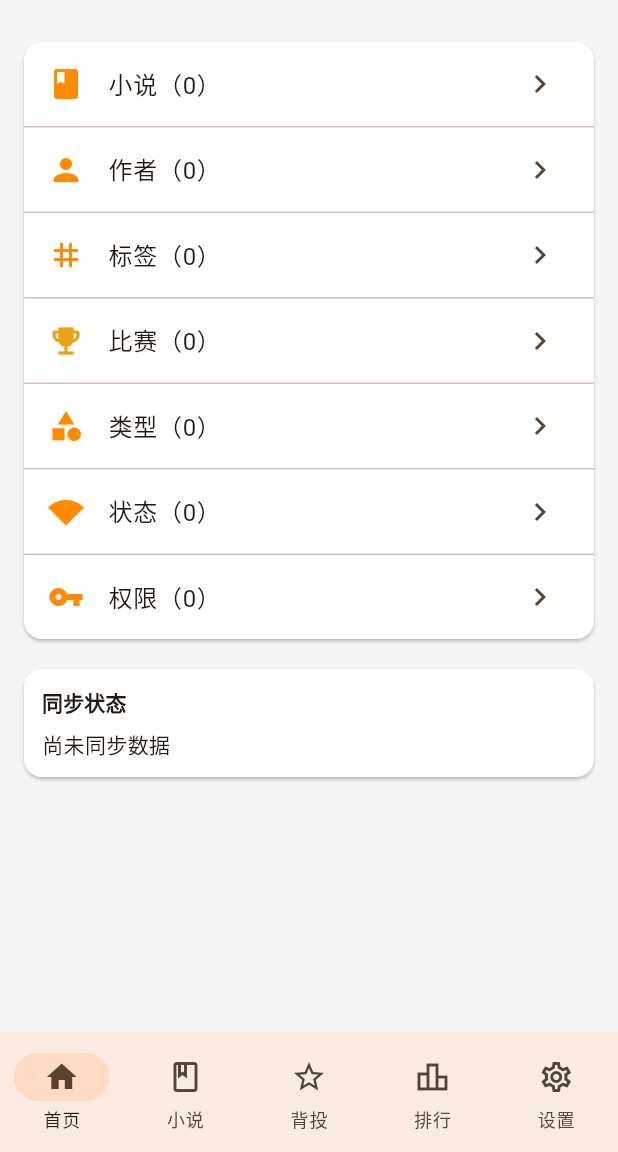
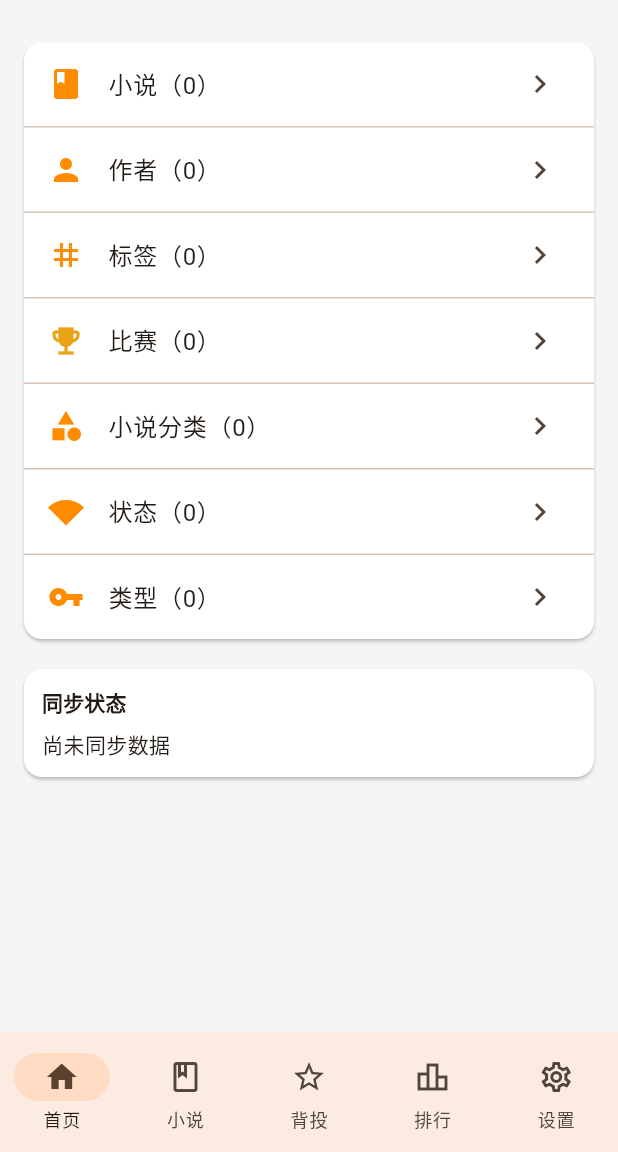
Before and after one commit to light-nook-labs/NovelHubMobile, a Flutter app: the screen it shows after launch, on a phone screen of 412 x 824 dp, the part 84-1236 px from its top. Run offline on Flutter 3.47's test engine with Material 3 defaults, Android fonts, the phone set to English and light mode, and no system bars; our stand-ins replace cached_network_image, dio, drift, flutter_riverpod, go_router, riverpod_annotation and 1 more; accounts and stored records are empty; generated files the repository leaves out were written again.

Commit message:
Fix terminology: genre→小说分类, ptype→类型

```diff
--- a/lib/features/home/home_screen.dart
+++ b/lib/features/home/home_screen.dart
@@ -328,7 +328,7 @@ class _QuickNavCard extends StatelessWidget {
           const Divider(height: 1),
           ListTile(
             leading: const Icon(Icons.category, color: AppColors.primary),
-            title: Text('类型${stats != null ? '（${stats!['genres'] ?? 0}）' : ''}'),
+            title: Text('小说分类${stats != null ? '（${stats!['genres'] ?? 0}）' : ''}'),
             trailing: const Icon(Icons.chevron_right),
             onTap: () => context.go('/novels'),
           ),
@@ -342,7 +342,7 @@ class _QuickNavCard extends StatelessWidget {
           const Divider(height: 1),
           ListTile(
             leading: const Icon(Icons.vpn_key, color: AppColors.primary),
-            title: Text('权限${stats != null ? '（${stats!['ptypes'] ?? 0}）' : ''}'),
+            title: Text('类型${stats != null ? '（${stats!['ptypes'] ?? 0}）' : ''}'),
             trailing: const Icon(Icons.chevron_right),
             onTap: () => context.go('/novels'),
           ),
```
